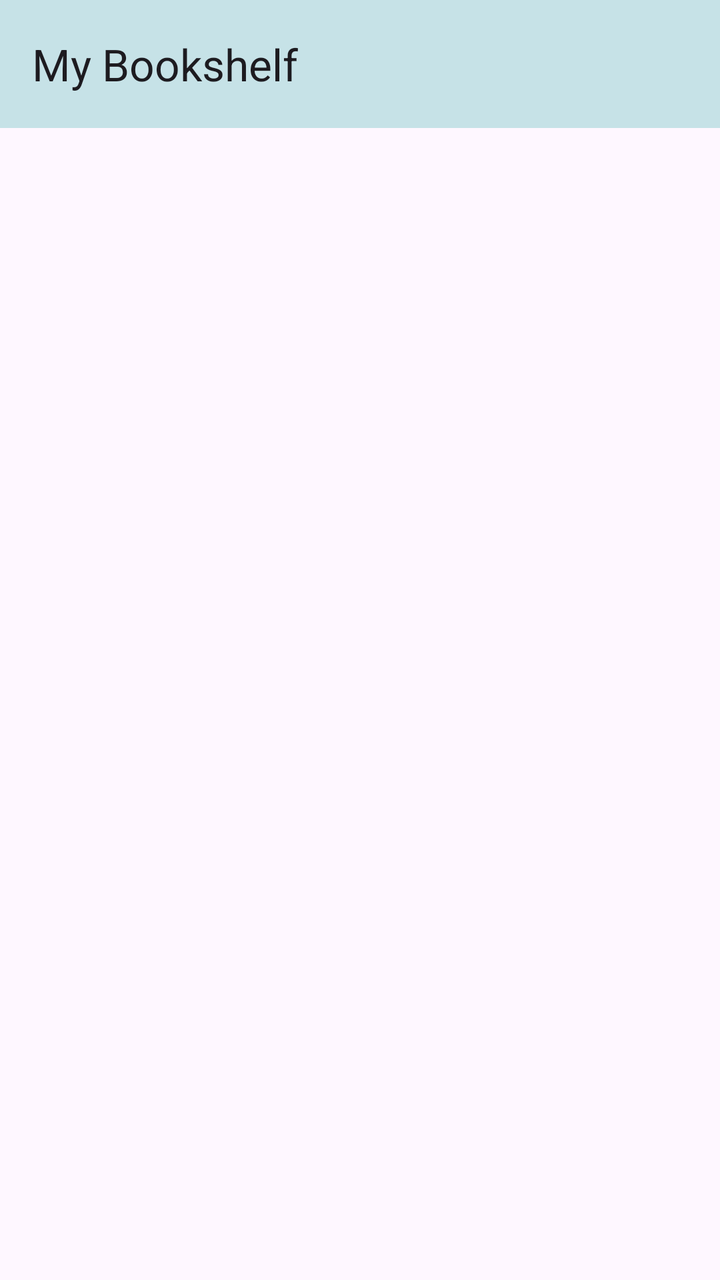
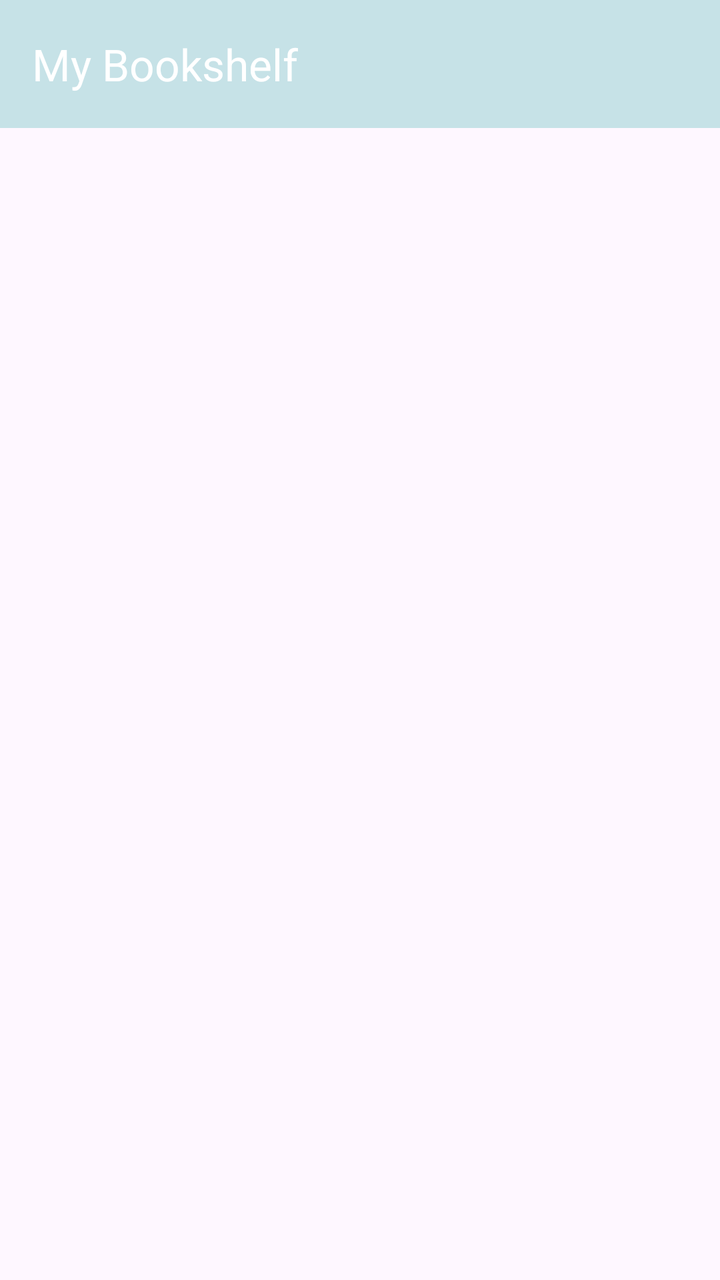

Two renders of the same Android screen: before a commit and after it. Below are the layout's source before the change and the commit's diff.
<!-- AndroidManifest.xml: application theme Theme.RecipeBookReader -->
<!-- res/layout/activity_book_shelf.xml -->
<?xml version="1.0" encoding="utf-8"?>
<androidx.drawerlayout.widget.DrawerLayout
    xmlns:android="http://schemas.android.com/apk/res/android"
    xmlns:app="http://schemas.android.com/apk/res-auto"
    android:id="@+id/drawer_layout"
    android:layout_width="match_parent"
    android:layout_height="match_parent">

    <LinearLayout
        android:layout_width="match_parent"
        android:layout_height="match_parent"
        android:orientation="vertical">

        <androidx.appcompat.widget.Toolbar
            android:id="@+id/toolbar"
            android:layout_width="match_parent"
            android:layout_height="?attr/actionBarSize"
            android:background="@color/pastel_blue"
            app:title="My Bookshelf" />

        <androidx.recyclerview.widget.RecyclerView
            android:id="@+id/shelfRecyclerView"
            android:layout_width="match_parent"
            android:layout_height="match_parent"
            android:padding="8dp" />
    </LinearLayout>

    <androidx.fragment.app.FragmentContainerView
        android:id="@+id/control_drawer_container"
        android:name="apk.hurnell.recipebookreader.ui.ControlFragment"
        android:layout_width="300dp"
        android:layout_height="match_parent"
        android:layout_gravity="start"
        android:background="@android:color/white" />

</androidx.drawerlayout.widget.DrawerLayout>
<!-- resources referenced by this layout -->
<resources>
  <color name="pastel_blue">#FFC6E2E7</color>
  <style name="Theme.RecipeBookReader" parent="Base.Theme.RecipeBookReader" />
  <style name="Base.Theme.RecipeBookReader" parent="Theme.Material3.DayNight.NoActionBar">
          
          
  
      </style>
</resources>

<!-- the commit's change to res/layout/activity_book_shelf.xml (unified diff, before → after) -->
@@ -4,26 +4,34 @@
     xmlns:app="http://schemas.android.com/apk/res-auto"
     android:id="@+id/drawer_layout"
     android:layout_width="match_parent"
-    android:layout_height="match_parent">
+    android:layout_height="match_parent"
+    android:fitsSystemWindows="true">
 
-    <LinearLayout
+    <androidx.coordinatorlayout.widget.CoordinatorLayout
         android:layout_width="match_parent"
-        android:layout_height="match_parent"
-        android:orientation="vertical">
+        android:layout_height="match_parent">
 
-        <androidx.appcompat.widget.Toolbar
-            android:id="@+id/toolbar"
+        <com.google.android.material.appbar.AppBarLayout
             android:layout_width="match_parent"
-            android:layout_height="?attr/actionBarSize"
-            android:background="@color/pastel_blue"
-            app:title="My Bookshelf" />
+            android:layout_height="wrap_content"
+            android:background="@color/pastel_blue">
+
+            <androidx.appcompat.widget.Toolbar
+                android:id="@+id/toolbar"
+                android:layout_width="match_parent"
+                android:layout_height="?attr/actionBarSize"
+                app:title="My Bookshelf"
+                app:titleTextColor="@android:color/white" />
+        </com.google.android.material.appbar.AppBarLayout>
 
         <androidx.recyclerview.widget.RecyclerView
             android:id="@+id/shelfRecyclerView"
             android:layout_width="match_parent"
             android:layout_height="match_parent"
+            app:layout_behavior="@string/appbar_scrolling_view_behavior"
             android:padding="8dp" />
-    </LinearLayout>
+
+    </androidx.coordinatorlayout.widget.CoordinatorLayout>
 
     <androidx.fragment.app.FragmentContainerView
         android:id="@+id/control_drawer_container"
@@ -31,6 +39,7 @@
         android:layout_width="300dp"
         android:layout_height="match_parent"
         android:layout_gravity="start"
+        android:fitsSystemWindows="true"
         android:background="@android:color/white" />
 
 </androidx.drawerlayout.widget.DrawerLayout>
